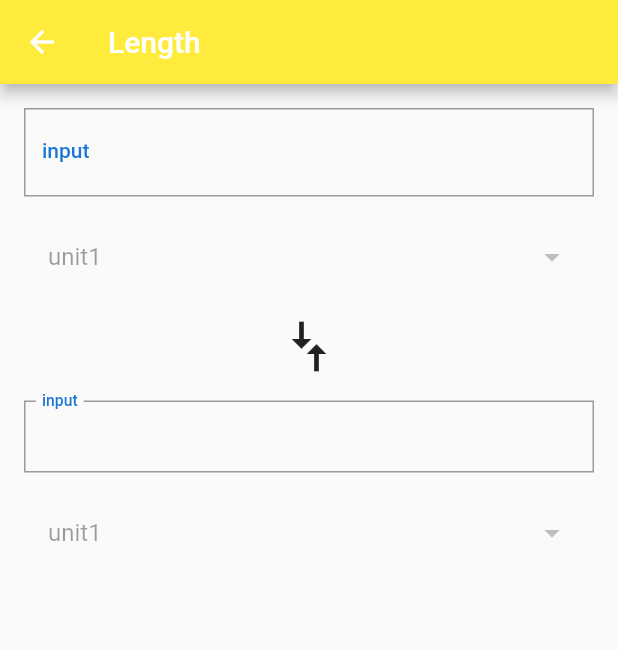
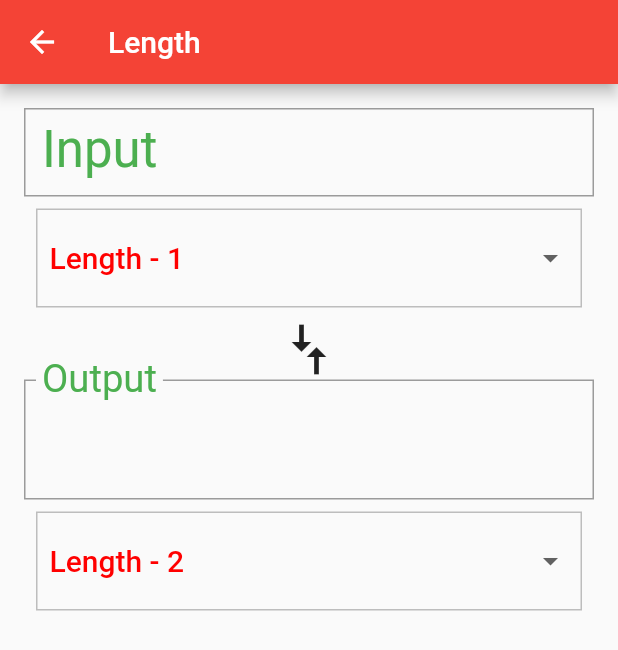
Before and after one commit to vinics12/flutterGDGManaus, a Flutter app: the screen it shows after launch, after a tap on "Length", on a phone screen of 412 x 824 dp. Shown: the top 650 px of the screen. Run offline on Flutter 3.47's test engine with Material 2 defaults, Android fonts, the phone set to English and light mode, and no system bars.

Commit message:
setState para dropdown button

```diff
--- a/lib/categories_page.dart
+++ b/lib/categories_page.dart
@@ -1,21 +1,72 @@
 import 'package:flutter/material.dart';
-import 'package:hello_world/category.dart';
-import 'package:hello_world/category_widget.dart';
-import 'package:hello_world/unit.dart';
+import 'category.dart';
+import 'category_widget.dart';
+import 'unit.dart';
 
 final _color = Colors.greenAccent;
 
+List<Unit> _generateUnit(String name) {
+  return new List.generate(4, (int i) {
+    var pos = i+1;
+    return new Unit(
+      name: '$name - $pos',
+      conversion: pos.toDouble(),
+    );
+  });
+}
+
 class CategoriesPage extends StatelessWidget {
-  final _categories = <Category>[
-    new Category(name: 'Length', color: Colors.yellow),
-    new Category(name: 'Area', color: Colors.blue),
-    new Category(name: 'Volume', color: Colors.green),
-    new Category(name: 'Area', color: Colors.orange),
-    new Category(name: 'Time', color: Colors.purple),
-    new Category(name: 'Digital Storage', color: Colors.red),
-    new Category(name: 'Energy', color: Colors.blueGrey),
-    new Category(name: 'Currency', color: Colors.blueGrey),
+  final _categoryList = <Category>[
+    new Category(
+      name: 'Length',
+      color: Colors.red,
+      icon: Icons.ac_unit,
+      units: _generateUnit("Length"),
+    ),
+    new Category(
+      name: 'Area',
+      color: Colors.green,
+      icon: Icons.cake,
+      units: _generateUnit("Area"),
+    ),
+    new Category(
+      name: 'Volume',
+      color: Colors.blue,
+      icon: Icons.compare_arrows,
+      units: _generateUnit("Volume"),
+    ),
+    new Category(
+      name: 'Energy',
+      color: Colors.purple,
+      icon: Icons.directions,
+      units: _generateUnit("Energy"),
+    ),
+    new Category(
+      name: 'Mass',
+      color: Colors.yellow,
+      icon: Icons.directions,
+      units: _generateUnit("Mass"),
+    ),
+    new Category(
+      name: 'Currency',
+      color: Colors.grey,
+      icon: Icons.directions,
+      units: _generateUnit("Currency"),
+    ),
+    new Category(
+      name: 'Digital Storage',
+      color: Colors.purple,
+      icon: Icons.directions,
+      units: _generateUnit("Digital Storage"),
+    ),
+    new Category(
+      name: 'Time',
+      color: Colors.blue,
+      icon: Icons.directions,
+      units: _generateUnit("Time"),
+    ),
   ];
+
   @override
   Widget build(BuildContext context) {
     return new Scaffold(
@@ -23,12 +74,15 @@ class CategoriesPage extends StatelessWidget {
         backgroundColor: _color,
         title: new Text("Unit Converter"),
       ),
-      body: new Container(child: new ListView.builder(
-        itemBuilder: (BuildContext context, int i) {
-          return new CategoryWidget(category: _categories[i]);
-        },
-        itemCount: _categories.length,
-      ),)
+      body: new Container(
+        color: _color,
+        child: new ListView.builder(
+          itemBuilder: (BuildContext context, int i) {
+            return new CategoryWidget(category: _categoryList[i]);
+          },
+          itemCount: _categoryList.length,
+        ),
+      ),
     );
   }
 }
--- a/lib/category_detail_page.dart
+++ b/lib/category_detail_page.dart
@@ -1,61 +1,118 @@
 import 'package:flutter/material.dart';
-import 'package:hello_world/category.dart';
+import 'category.dart';
+import 'package:flutter/cupertino.dart';
+import 'unit.dart';
 
 final _padding = new EdgeInsets.all(16.0);
 
 class CategoryDetailPage extends StatefulWidget {
-  Category category;
+  final Category category;
 
-  CategoryDetailPage(this.category);
+  CategoryDetailPage({this.category});
 
   @override
-  Widget build(BuildContext context) {
-    return new Scaffold(
-      appBar: new AppBar(
-        backgroundColor: category.color,
-        title: new Text(category.name),
+  State<StatefulWidget> createState() => new CategoryDetailState();
+}
+
+class CategoryDetailState extends State<CategoryDetailPage> {
+  var _count = 0;
+  double inputValue;
+  Unit inputUnit;
+  String outputValue;
+  Unit outputUnit;
+
+  @override
+  initState() {
+    super.initState();
+    _setDefaultItems();
+  }
+
+  void _setDefaultItems() {
+    this.inputValue = 0.0;
+    this.inputUnit = widget.category.units[0];
+    this.outputUnit = widget.category.units[1];
+    this.outputValue = '';
+  }
+
+  void _onTap() {
+    setState(() {
+      _count++;
+    });
+  }
+
+  void _inputUnitChange(var unitName) {
+    setState(() {
+      this.inputUnit = widget.category.units.firstWhere(
+            (Unit unit) => unit.name == unitName,
+        orElse: null,
+      );
+    });
+  }
+
+  void _outputUnitChange(var unitName) {
+    setState(() {
+      this.outputUnit = widget.category.units.firstWhere(
+            (Unit unit) => unit.name == unitName,
+        orElse: null,
+      );
+    });
+  }
+
+  Widget _createDropdown(String currentValue, ValueChanged<dynamic> onChanged) {
+    var optionsList = <DropdownMenuItem>[];
+    for (var unit in widget.category.units) {
+      optionsList.add(
+        new DropdownMenuItem(
+          value: unit.name,
+          child: new Text("${unit.name}"),
         ),
       );
     }
 
-  @override
-  State<StatefulWidget> createState() => new CategoryDetailPageState();
-}
-
-class CategoryDetailPageState extends State<CategoryDetailPage> {
-
-
-  Widget createDropDown() {
     return new Container(
-      margin: _padding,
+      margin: new EdgeInsets.all(8.0),
+      decoration: new BoxDecoration(
+          border: new Border.all(
+            color: Colors.grey[400],
+            width: 1.0,
+          )),
+      padding: new EdgeInsets.all(8.0),
+      child: new Theme(
+        data: Theme.of(context).copyWith(
+          canvasColor: Colors.grey[50],
+        ),
         child: new DropdownButtonHideUnderline(
           child: new ButtonTheme(
-            child: new DropdownButton(items: [
-              new DropdownMenuItem(child: new Text('unit1')),
-              new DropdownMenuItem(child: new Text('unit2'))
-            ], onChanged: null),
-      )),
+            child: new DropdownButton(
+              style: Theme.of(context).textTheme.title,
+              value: currentValue,
+              items: optionsList,
+              onChanged: onChanged,
+            ),
+          ),
+        ),
+      ),
     );
   }
 
   @override
   Widget build(BuildContext context) {
     var input = new Container(
-      child: new Column(
+        child:new  Column(
           crossAxisAlignment: CrossAxisAlignment.stretch,
           children: <Widget>[
             new TextField(
               keyboardType: TextInputType.number,
-            decoration: new InputDecoration(
-                labelText: "input",
+              decoration:new  InputDecoration(
+                  labelText: "Input",
+                  labelStyle: Theme.of(context).textTheme.display1,
                   border: new OutlineInputBorder(
-                    borderRadius: new BorderRadius.circular(0.0)),
-                labelStyle: Theme.of(context).textTheme.body2),
+                    borderRadius: new BorderRadius.circular(0.0),
+                  )),
             ),
-          createDropDown()
+            _createDropdown(inputUnit.name, _inputUnitChange)
           ],
-      ),
-    );
+        ));
 
     var arrows = new RotatedBox(
       quarterTurns: 1,
@@ -66,35 +123,40 @@ class CategoryDetailPageState extends State<CategoryDetailPage> {
     );
 
     var output = new Container(
-      margin: new EdgeInsets.only(top: 16.0),
       child: new Column(
         crossAxisAlignment: CrossAxisAlignment.stretch,
         children: <Widget>[
           new InputDecorator(
+            child: new Text(
+              outputValue,
+              style: Theme.of(context).textTheme.display1,
+            ),
             decoration: new InputDecoration(
-                labelText: "input",
+              labelText: 'Output',
+              labelStyle: Theme.of(context).textTheme.display1,
               border: new OutlineInputBorder(
-                    borderRadius: new BorderRadius.circular(0.0)),
-                labelStyle: Theme.of(context).textTheme.body2),
+                borderRadius: new BorderRadius.circular(0.0),
               ),
-          createDropDown()
+            ),
+          ),
+          _createDropdown(outputUnit.name, _outputUnitChange)
         ],
       ),
     );
 
     return new Scaffold(
       appBar: new AppBar(
+        title:new  Text(widget.category.name),
         backgroundColor: widget.category.color,
-          title: new Text(widget.category.name),
       ),
       body: new ListView(
         padding: _padding,
-          children: <Widget>[
-            new Column(
-              mainAxisAlignment: MainAxisAlignment.spaceBetween,
-              children: <Widget>[input, arrows, output],
-            )
+        children: [
+          input,
+          arrows,
+          output,
         ],
-        ));
+      ),
+    );
   }
 }
--- a/lib/category_widget.dart
+++ b/lib/category_widget.dart
@@ -1,36 +1,51 @@
 import 'package:flutter/material.dart';
-import 'package:hello_world/category.dart';
-import 'package:hello_world/category_detail_page.dart';
+import 'category.dart';
+import 'category_detail_page.dart';
 
 class CategoryWidget extends StatelessWidget {
   Category category;
 
   CategoryWidget({this.category});
 
-  _goToDetail(BuildContext context){
-    if(Navigator.of(context).canPop()){
+  _goToDetail(BuildContext context) {
+    if (Navigator.of(context).canPop()) {
       Navigator.of(context).pop();
     }
-    Navigator.of(context).push(new MaterialPageRoute(builder: (BuildContext context) => new CategoryDetailPage(category)));
+    Navigator.of(context).push(
+      new MaterialPageRoute<Null>(
+        builder: (BuildContext context) => new CategoryDetailPage(
+          category: this.category,
+        ),
+      ),
+    );
   }
 
   @override
   Widget build(BuildContext context) {
-    return new Container(
+    return new Material(
+      child: new Container(
         height: 90.0,
         child: new InkWell(
+          borderRadius: new BorderRadius.circular(8.0),
+          highlightColor: category.color,
           splashColor: category.color,
-          borderRadius: new BorderRadius.circular(8.0),
-          onTap: ()=> _goToDetail(context),
+          onTap: () => _goToDetail(context),
           child: new Row(
-            children: <Widget>[
+            children: [
               new Icon(
-                category.icon,
+                Icons.cake,
                 size: 60.0,
               ),
-              new Text(category.name)
+              new Center(
+                child: new Text(category.name,
+                    style: new TextStyle(
+                      fontSize: 22.0,
+                    )),
+              ),
             ],
           ),
-        ));
+        ),
+      ),
+    );
   }
 }
--- a/lib/main.dart
+++ b/lib/main.dart
@@ -1,27 +1,34 @@
-// Copyright 2018 The Chromium Authors. All rights reserved.
-// Use of this source code is governed by a BSD-style license that can be
-// found in the LICENSE file.
-
 import 'package:flutter/material.dart';
-import 'package:hello_world/categories_page.dart';
+import 'categories_page.dart';
 
 void main() {
-  runApp(
-    new MyApp()
-  );
+  runApp(new MyApp());
 }
 
 class MyApp extends StatelessWidget {
+
+  var _colors = new ColorSwatch(
+    0xFF0000FF,
+    {
+      50: new Color(0xFFFF0000),
+      100:new  Color(0xFFFF0000),
+      150: new Color(0xFFFF0000),
+      200:new  Color(0xFFFF0000),
+    },
+  );
+
   @override
   Widget build(BuildContext context) {
     return new MaterialApp(
-      debugShowCheckedModeBanner: false,
-      title: 'Unit Converter',
-      home: new CategoriesPage(),
-      theme: new ThemeData(textTheme: Theme.of(context).textTheme.apply(
-        bodyColor: Colors.blue[700],
-      )),
-    );
+        debugShowCheckedModeBanner: false,
+        title: 'Unit Converter',
+        home: new CategoriesPage(),
+        theme: new ThemeData(
+          primaryColor: this._colors[200],
+          textTheme: Theme.of(context).textTheme.apply(
+            bodyColor: new Color.fromRGBO(0Xff,0, 0, 1.0),
+            displayColor: Colors.green[500],
+          ),
+        ));
   }
-
 }
--- a/lib/unit.dart
+++ b/lib/unit.dart
@@ -3,6 +3,6 @@ class Unit {
   double conversion;
 
 
-  Unit(this.name, this.conversion);
+  Unit({this.name, this.conversion});
 
 }
```
Lines whose indentation alone changed are shown as unchanged.
